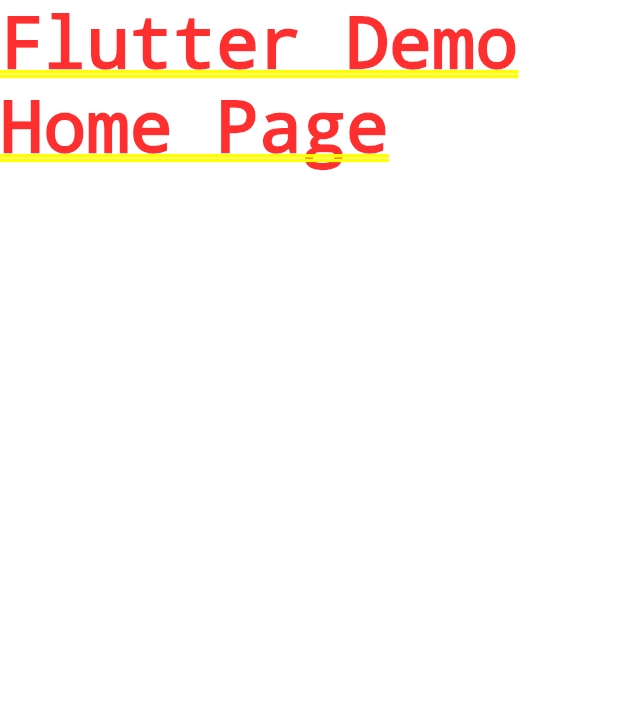
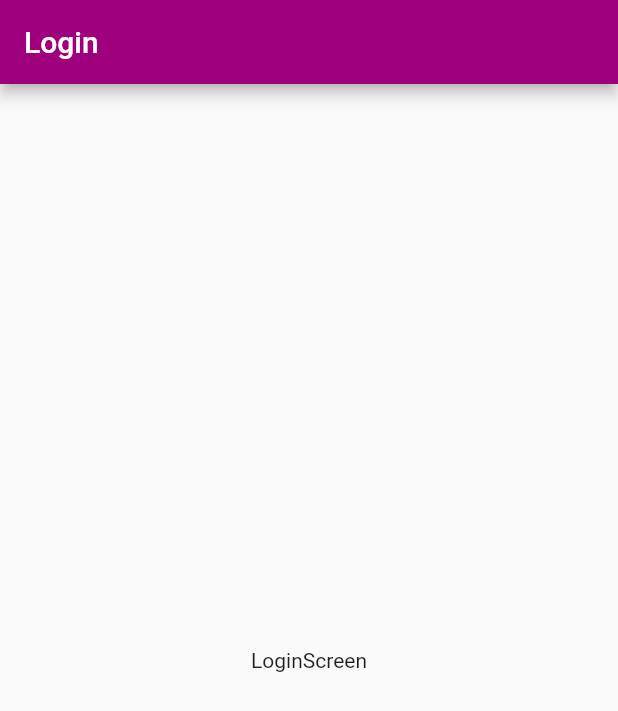
Before and after one commit to JoakoV3/flutter_banana_challenge, a Flutter app: the screen it shows after launch, on a phone screen of 412 x 824 dp. Shown: the top 711 px of the screen. Run offline on Flutter 3.47's test engine with Material 2 defaults, Android fonts, the phone set to English and light mode, and no system bars.

Commit message:
Initial views and wrapper

```diff
--- a/lib/main.dart
+++ b/lib/main.dart
@@ -1,4 +1,5 @@
 import 'package:flutter/material.dart';
+import 'package:flutter_banana_challenge/views/views.dart';
 
 void main() {
   runApp(const MyApp());
@@ -10,9 +11,15 @@
   // This widget is the root of your application.
   @override
   Widget build(BuildContext context) {
-    return const MaterialApp(
+    return MaterialApp(
       title: 'Flutter Demo',
-      home: Text('Flutter Demo Home Page'),
+      theme: ThemeData(
+        colorScheme: const ColorScheme.light().copyWith(
+          primary: const Color(0xff9e007e),
+          secondary: const Color(0xff9e007e),
+        ),
+      ),
+      home: const AuthWrapperScreen(),
     );
   }
 }
--- /dev/null
+++ b/lib/views/auth_wrapper.dart
@@ -0,0 +1,12 @@
+import 'package:flutter/material.dart';
+import 'package:flutter_banana_challenge/views/views.dart';
+
+class AuthWrapperScreen extends StatelessWidget {
+  const AuthWrapperScreen({Key? key}) : super(key: key);
+
+  @override
+  Widget build(BuildContext context) {
+    //If user is logged in, return HomeScreen
+    return const LoginScreen();
+  }
+}
--- /dev/null
+++ b/lib/views/home.dart
@@ -0,0 +1,14 @@
+import 'package:flutter/material.dart';
+
+class HomeScreen extends StatelessWidget {
+  const HomeScreen({Key? key}) : super(key: key);
+
+  @override
+  Widget build(BuildContext context) {
+    return const Scaffold(
+      body: Center(
+        child: Text('HomeScreen'),
+      ),
+    );
+  }
+}
--- /dev/null
+++ b/lib/views/login.dart
@@ -0,0 +1,17 @@
+import 'package:flutter/material.dart';
+
+class LoginScreen extends StatelessWidget {
+  const LoginScreen({Key? key}) : super(key: key);
+
+  @override
+  Widget build(BuildContext context) {
+    return Scaffold(
+      appBar: AppBar(
+        title: const Text('Login'),
+      ),
+      body: const Center(
+        child: Text('LoginScreen'),
+      ),
+    );
+  }
+}
--- /dev/null
+++ b/lib/views/views.dart
@@ -0,0 +1,3 @@
+export 'package:flutter_banana_challenge/views/auth_wrapper.dart';
+export 'package:flutter_banana_challenge/views/home.dart';
+export 'package:flutter_banana_challenge/views/login.dart';
```
Also changed, not shown: 3 other files.
